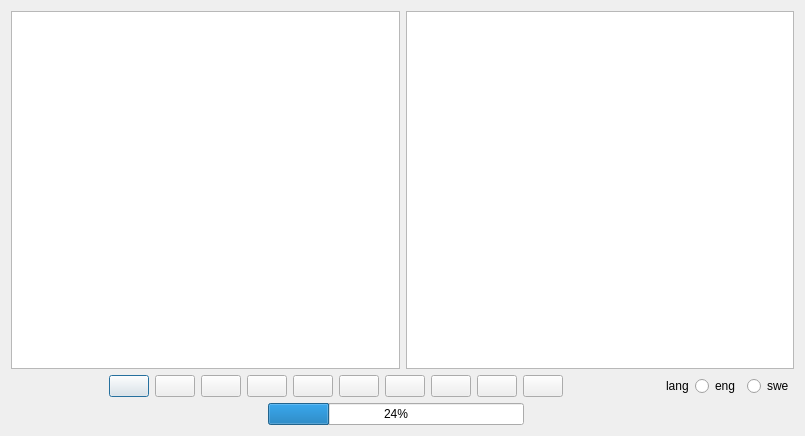
First picture: the form in Learn_Words_App_0_0_1/userlearns.ui, repository Sautenko-Andrey/learn_words_app, before the edit.
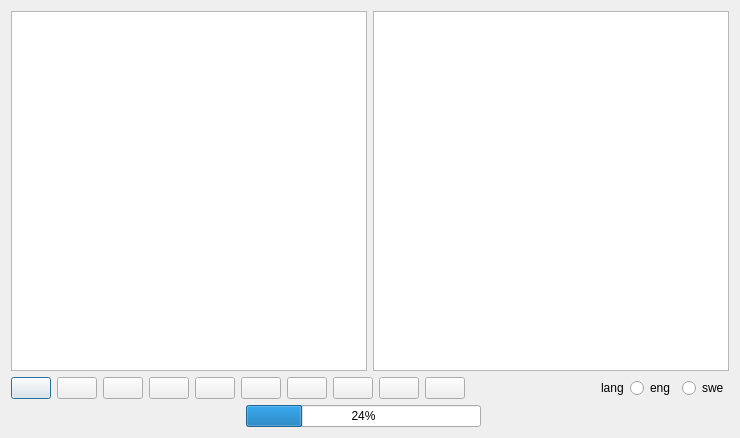
Second picture: the form after the edit.

What changed in the file:
```diff
--- a/Learn_Words_App_0_0_1/userlearns.ui
+++ b/Learn_Words_App_0_0_1/userlearns.ui
@@ -6,8 +6,8 @@
    <rect>
     <x>0</x>
     <y>0</y>
-    <width>805</width>
-    <height>436</height>
+    <width>740</width>
+    <height>438</height>
    </rect>
   </property>
   <property name="windowTitle">
@@ -44,19 +44,6 @@
      </item>
      <item>
       <layout class="QHBoxLayout" name="horizontalLayout_4">
-       <item>
-        <spacer name="horizontalSpacer_4">
-         <property name="orientation">
-          <enum>Qt::Horizontal</enum>
-         </property>
-         <property name="sizeHint" stdset="0">
-          <size>
-           <width>28</width>
-           <height>20</height>
-          </size>
-         </property>
-        </spacer>
-       </item>
        <item>
         <layout class="QHBoxLayout" name="horizontalLayout_2">
          <item>
```
Left out of the diff: 2 changed lines with no effect on the pictures.
